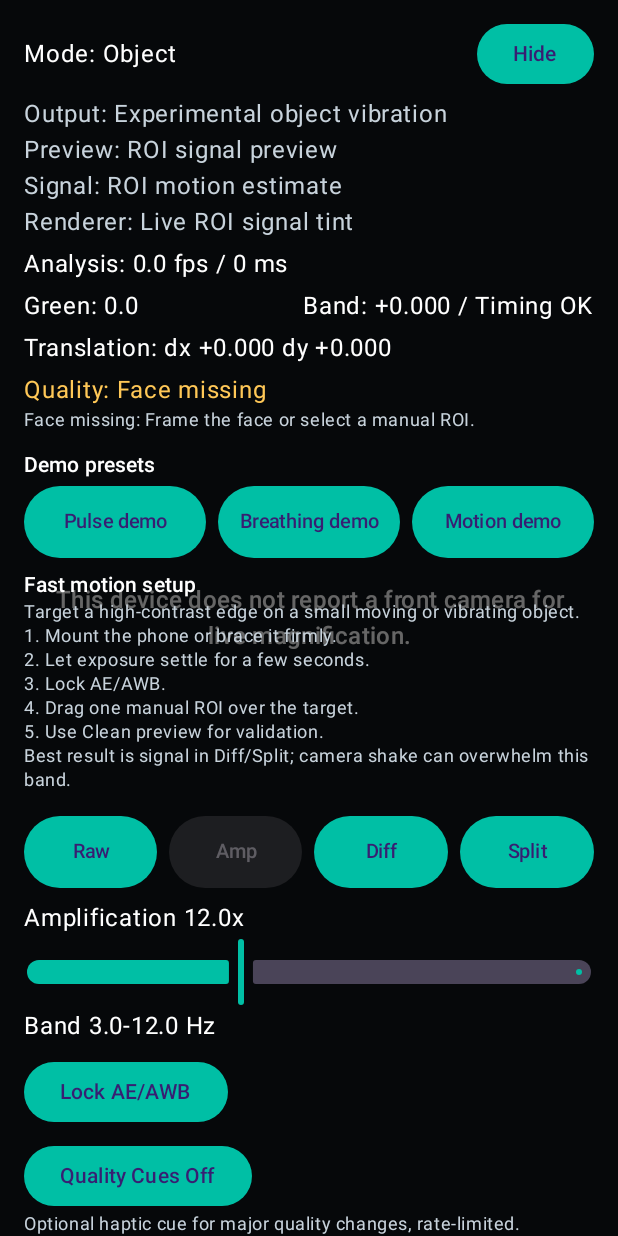
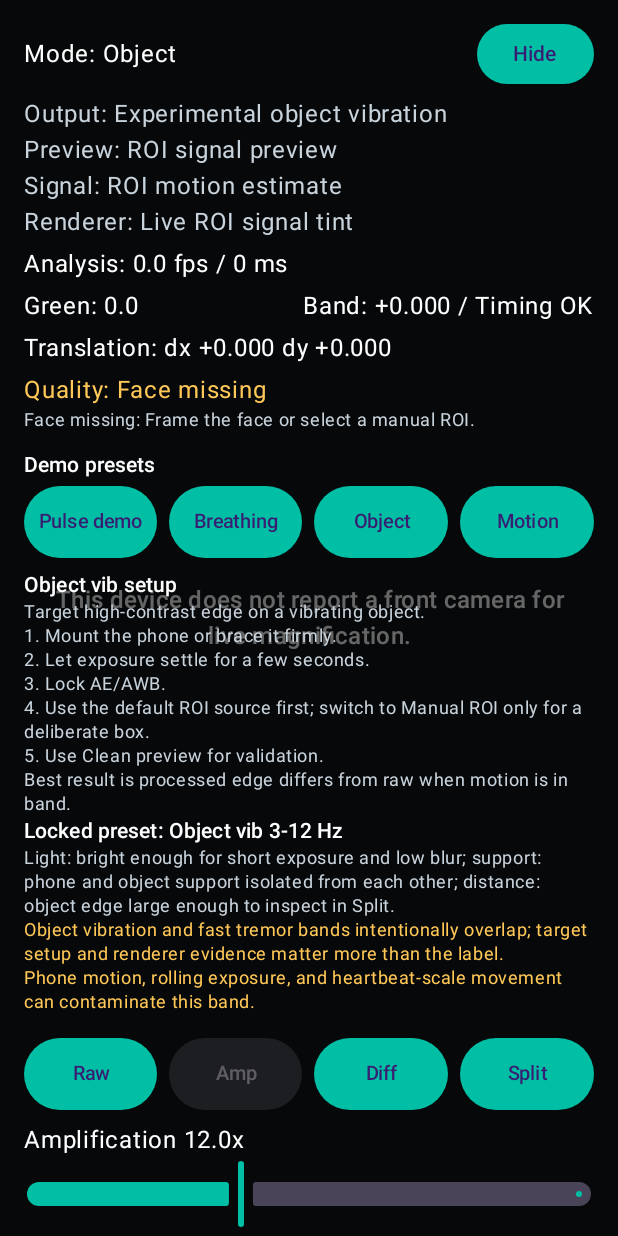
Before and after one commit to dnrohr/eulerian-magnification, an Android app built with Jetpack Compose: the screen it shows after launch (MainActivity), after a tap on "Controls", on a phone screen of 412 x 824 dp. Run offline under Robolectric (Android 15) with nearby library versions, the phone set to English and light mode, and no system bars; libraries missing offline, so code that uses them is left out: androidx.camera.camera2, androidx.camera.core, androidx.camera.lifecycle, androidx.camera.view; pictures from the network do not load; 1 other tap on this screen came first.

Commit message:
Add locked parity presets

```diff
--- a/app/src/main/java/com/dnrohr/eulerianmagnification/DemoPreset.kt
+++ b/app/src/main/java/com/dnrohr/eulerianmagnification/DemoPreset.kt
@@ -10,26 +10,18 @@ enum class DemoPreset(
 ) {
     Pulse(
         label = "Pulse demo",
-        settings = AnalysisSettings(
-            mode = MagnificationMode.Pulse,
-            amplification = 12.0f,
-            viewMode = ViewMode.Amplified,
-        ),
+        settings = ParityPreset.PulseColor.settings,
     ),
     Breathing(
         label = "Breathing demo",
-        settings = AnalysisSettings(
-            mode = MagnificationMode.Breathing,
-            amplification = 16.0f,
-            viewMode = ViewMode.Difference,
-        ),
+        settings = ParityPreset.BreathingSlowMotion.settings,
+    ),
+    ObjectVibration(
+        label = "Object demo",
+        settings = ParityPreset.ObjectVibration.settings,
     ),
     FastMotion(
         label = "Motion demo",
-        settings = AnalysisSettings(
-            mode = MagnificationMode.Tremor,
-            amplification = 20.0f,
-            viewMode = ViewMode.Split,
-        ),
+        settings = ParityPreset.FastTremor.settings,
     );
 }
--- a/app/src/main/java/com/dnrohr/eulerianmagnification/MainActivity.kt
+++ b/app/src/main/java/com/dnrohr/eulerianmagnification/MainActivity.kt
@@ -1229,6 +1229,10 @@ private fun StatusOverlay(
         )
         Spacer(modifier = Modifier.height(8.dp))
         SetupGuidePanel(settings.mode)
+        ParityPresetPanel(
+            mode = settings.mode,
+            analysisFps = sample.analysisFps,
+        )
         Spacer(modifier = Modifier.height(8.dp))
         ModeControls(
             settings = settings,
@@ -1499,6 +1503,34 @@ private fun SetupGuidePanel(mode: MagnificationMode) {
             color = Color(0xFFC8D3DC),
             style = MaterialTheme.typography.bodySmall,
         )
+    }
+}
+
+@Composable
+private fun ParityPresetPanel(
+    mode: MagnificationMode,
+    analysisFps: Double,
+) {
+    val preset = ParityPreset.forMode(mode)
+    val warnings = ParityPresetWarnings.forPreset(preset, analysisFps)
+    Column {
+        Text(
+            text = "Locked preset: ${preset.label} ${preset.bandLabel}",
+            color = Color.White,
+            style = MaterialTheme.typography.labelLarge,
+        )
+        Text(
+            text = "Light: ${preset.lighting}; support: ${preset.support}; distance: ${preset.distance}.",
+            color = Color(0xFFC8D3DC),
+            style = MaterialTheme.typography.bodySmall,
+        )
+        warnings.forEach { warning ->
+            Text(
+                text = warning,
+                color = Color(0xFFFFC857),
+                style = MaterialTheme.typography.bodySmall,
+            )
+        }
     }
 }
 
--- /dev/null
+++ b/app/src/main/java/com/dnrohr/eulerianmagnification/ParityPreset.kt
@@ -0,0 +1,109 @@
+package com.dnrohr.eulerianmagnification
+
+import com.dnrohr.eulerianmagnification.analysis.AnalysisSettings
+import com.dnrohr.eulerianmagnification.analysis.MagnificationMode
+import com.dnrohr.eulerianmagnification.analysis.ViewMode
+
+enum class ParityPreset(
+    val label: String,
+    val settings: AnalysisSettings,
+    val target: String,
+    val lighting: String,
+    val support: String,
+    val distance: String,
+    val expected: String,
+) {
+    PulseColor(
+        label = "Pulse color",
+        settings = AnalysisSettings(
+            mode = MagnificationMode.Pulse,
+            amplification = 12.0f,
+            viewMode = ViewMode.Amplified,
+        ),
+        target = "forehead or cheek skin",
+        lighting = "bright, steady, diffuse light",
+        support = "phone mounted; subject still and quiet",
+        distance = "face fills much of the frame",
+        expected = "subtle rhythmic skin-color change, not visible face motion",
+    ),
+    BreathingSlowMotion(
+        label = "Breathing",
+        settings = AnalysisSettings(
+            mode = MagnificationMode.Breathing,
+            amplification = 16.0f,
+            viewMode = ViewMode.Difference,
+        ),
+        target = "torso, shoulder, or a clear clothing edge",
+        lighting = "steady room light without flicker",
+        support = "phone mounted several feet away",
+        distance = "upper torso visible with background context",
+        expected = "low-frequency breathing signal; live preview is not motion-warped yet",
+    ),
+    ObjectVibration(
+        label = "Object vib",
+        settings = AnalysisSettings(
+            mode = MagnificationMode.ObjectVibration,
+            amplification = 18.0f,
+            viewMode = ViewMode.Split,
+        ),
+        target = "high-contrast edge on a vibrating object",
+        lighting = "bright enough for short exposure and low blur",
+        support = "phone and object support isolated from each other",
+        distance = "object edge large enough to inspect in Split",
+        expected = "processed edge differs from raw when motion is in band",
+    ),
+    FastTremor(
+        label = "Fast tremor",
+        settings = AnalysisSettings(
+            mode = MagnificationMode.Tremor,
+            amplification = 20.0f,
+            viewMode = ViewMode.Split,
+        ),
+        target = "small high-contrast biological or mechanical motion",
+        lighting = "bright enough for short exposure and low blur",
+        support = "tripod required; avoid hand-held validation",
+        distance = "target region large enough for stable tracking",
+        expected = "Split/Diff signal only when camera motion is lower than target motion",
+    );
+
+    val bandLabel: String
+        get() = "${settings.lowCutHz.formatHz()}-${settings.highCutHz.formatHz()} Hz"
+
+    companion object {
+        fun forMode(mode: MagnificationMode): ParityPreset {
+            return when (mode) {
+                MagnificationMode.Pulse -> PulseColor
+                MagnificationMode.Breathing -> BreathingSlowMotion
+                MagnificationMode.ObjectVibration -> ObjectVibration
+                MagnificationMode.Tremor -> FastTremor
+            }
+        }
+    }
+}
+
+object ParityPresetWarnings {
+    fun forPreset(preset: ParityPreset, measuredFps: Double): List<String> {
+        return buildList {
+            if (measuredFps > 0.0 && measuredFps < preset.settings.highCutHz * FPS_HEADROOM_FACTOR) {
+                add("Measured FPS is close to the ${preset.bandLabel} band; lower the band or improve lighting.")
+            }
+            if (preset == ParityPreset.ObjectVibration || preset == ParityPreset.FastTremor) {
+                add("Object vibration and fast tremor bands intentionally overlap; target setup and renderer evidence matter more than the label.")
+                add("Phone motion, rolling exposure, and heartbeat-scale movement can contaminate this band.")
+            }
+            if (preset == ParityPreset.PulseColor) {
+                add("Pulse color is vulnerable to exposure pumping, skin motion, and lighting flicker.")
+            }
+        }
+    }
+
+    private const val FPS_HEADROOM_FACTOR = 2.5
+}
+
+private fun Double.formatHz(): String {
+    return if (this % 1.0 == 0.0) {
+        toInt().toString()
+    } else {
+        toString()
+    }
+}
--- a/app/src/main/java/com/dnrohr/eulerianmagnification/SetupGuide.kt
+++ b/app/src/main/java/com/dnrohr/eulerianmagnification/SetupGuide.kt
@@ -11,35 +11,20 @@ data class ModeSetupGuide(
 
 object SetupGuide {
     fun forMode(mode: MagnificationMode): ModeSetupGuide {
-        return when (mode) {
-            MagnificationMode.Pulse -> ModeSetupGuide(
-                title = "Pulse setup",
-                target = "Target forehead or cheek skin in steady light.",
-                stabilize = COMMON_STEPS,
-                expected = "Best result is a subtle color pulse in Amp or Diff, not visible face motion.",
-            )
-            MagnificationMode.Breathing -> ModeSetupGuide(
-                title = "Breathing setup",
-                target = "Target torso, shoulder, or a clear clothing edge.",
-                stabilize = COMMON_STEPS,
-                expected = "Best result is a low-frequency breathing signal; the preview is not motion-warped yet.",
-            )
-            MagnificationMode.Tremor,
-            MagnificationMode.ObjectVibration,
-            -> ModeSetupGuide(
-                title = "Fast motion setup",
-                target = "Target a high-contrast edge on a small moving or vibrating object.",
-                stabilize = COMMON_STEPS,
-                expected = "Best result is signal in Diff/Split; camera shake can overwhelm this band.",
-            )
-        }
+        val preset = ParityPreset.forMode(mode)
+        return ModeSetupGuide(
+            title = "${preset.label} setup",
+            target = "Target ${preset.target}.",
+            stabilize = COMMON_STEPS,
+            expected = "Best result is ${preset.expected}.",
+        )
     }
 
     private val COMMON_STEPS = listOf(
         "Mount the phone or brace it firmly.",
         "Let exposure settle for a few seconds.",
         "Lock AE/AWB.",
-        "Drag one manual ROI over the target.",
+        "Use the default ROI source first; switch to Manual ROI only for a deliberate box.",
         "Use Clean preview for validation.",
     )
 }
--- a/app/src/main/java/com/dnrohr/eulerianmagnification/analysis/RoiSource.kt
+++ b/app/src/main/java/com/dnrohr/eulerianmagnification/analysis/RoiSource.kt
@@ -14,10 +14,10 @@ object RoiSourcePolicy {
 
     fun defaultFor(mode: MagnificationMode): RoiSource {
         return when (mode) {
-            MagnificationMode.Pulse -> RoiSource.Auto
             MagnificationMode.Breathing,
+            MagnificationMode.Pulse,
             MagnificationMode.Tremor,
-            MagnificationMode.ObjectVibration -> RoiSource.FullFrame
+            MagnificationMode.ObjectVibration -> RoiSource.Auto
         }
     }
 
```
Also changed, not shown: 10 other files.
